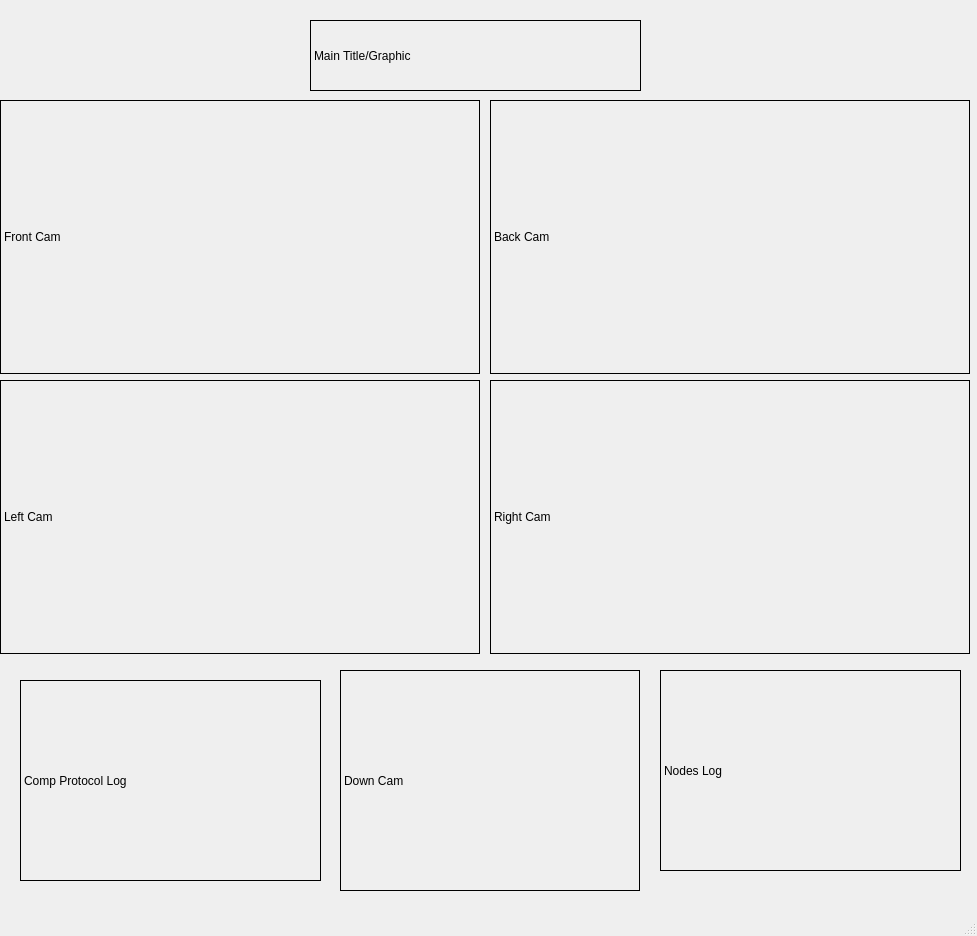
Before: the Qt Designer form src/RC_controller/RC_App.ui in cohenweston10/ENPH353_CompetitionRC, drawn with Qt 5.
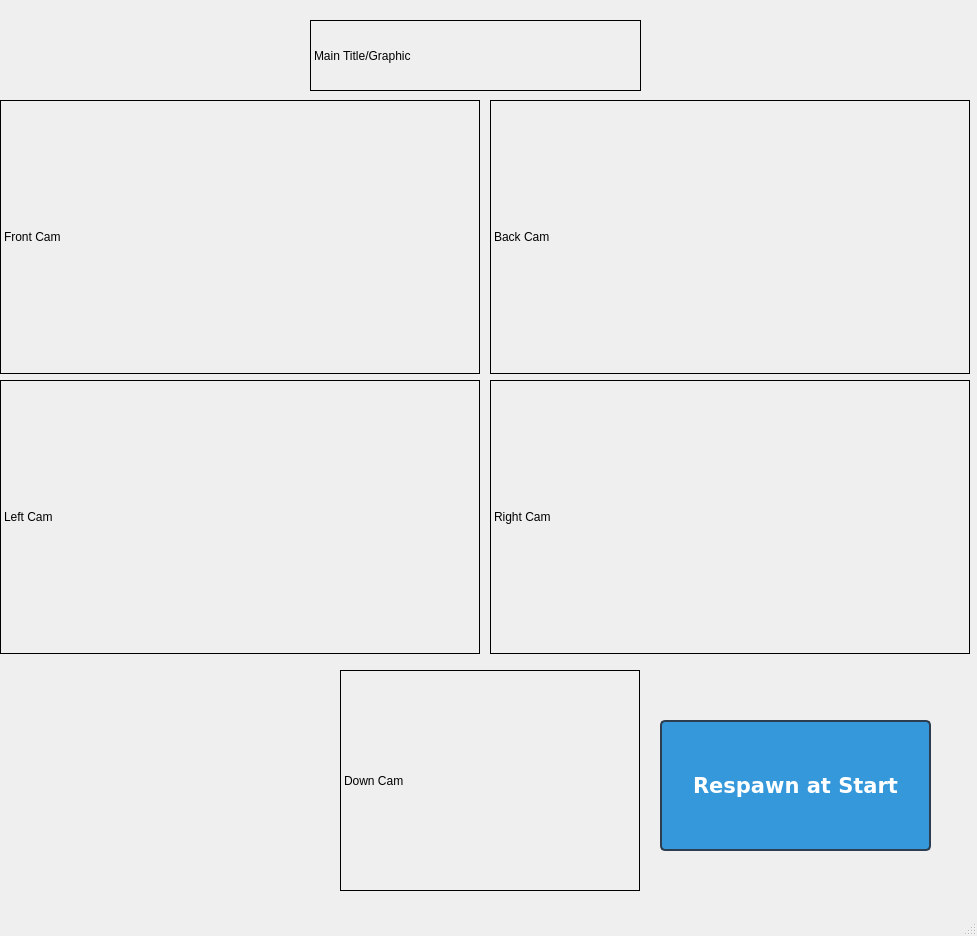
After: the same form once the commit is applied.

Commit message: Respawn button in UI

The edit to the form file:
```diff
--- a/src/RC_controller/RC_App.ui
+++ b/src/RC_controller/RC_App.ui
@@ -94,38 +94,6 @@
      <string>Back Cam</string>
     </property>
    </widget>
-   <widget class="QLabel" name="comp_log_l">
-    <property name="geometry">
-     <rect>
-      <x>20</x>
-      <y>680</y>
-      <width>301</width>
-      <height>201</height>
-     </rect>
-    </property>
-    <property name="frameShape">
-     <enum>QFrame::Box</enum>
-    </property>
-    <property name="text">
-     <string>Comp Protocol Log</string>
-    </property>
-   </widget>
-   <widget class="QLabel" name="nodes_log_l">
-    <property name="geometry">
-     <rect>
-      <x>660</x>
-      <y>670</y>
-      <width>301</width>
-      <height>201</height>
-     </rect>
-    </property>
-    <property name="frameShape">
-     <enum>QFrame::Box</enum>
-    </property>
-    <property name="text">
-     <string>Nodes Log</string>
-    </property>
-   </widget>
    <widget class="QLabel" name="front_cam_l">
     <property name="geometry">
      <rect>
@@ -142,6 +110,51 @@
      <string>Front Cam</string>
     </property>
    </widget>
+   <widget class="QPushButton" name="respawn_b">
+    <property name="geometry">
+     <rect>
+      <x>660</x>
+      <y>720</y>
+      <width>271</width>
+      <height>131</height>
+     </rect>
+    </property>
+    <property name="font">
+     <font>
+      <family>DejaVu Sans</family>
+      <pointsize>16</pointsize>
+      <weight>75</weight>
+      <italic>false</italic>
+      <bold>true</bold>
+     </font>
+    </property>
+    <property name="styleSheet">
+     <string notr="true">QPushButton {
+    background-color: #3498db; /* Default */
+    color: white;
+    border: 2px solid #2c3e50;
+    border-radius: 5px;
+}
+
+QPushButton:hover {
+    background-color: #2980b9; /* Darker blue on hover */
+}
+
+QPushButton:pressed {
+    background-color: #1abc9c; /* Greenish color on press */
+}
+</string>
+    </property>
+    <property name="text">
+     <string>Respawn at Start</string>
+    </property>
+    <property name="iconSize">
+     <size>
+      <width>16</width>
+      <height>16</height>
+     </size>
+    </property>
+   </widget>
   </widget>
   <widget class="QMenuBar" name="menubar">
    <property name="geometry">
```
The commit also changes 1 other file.
